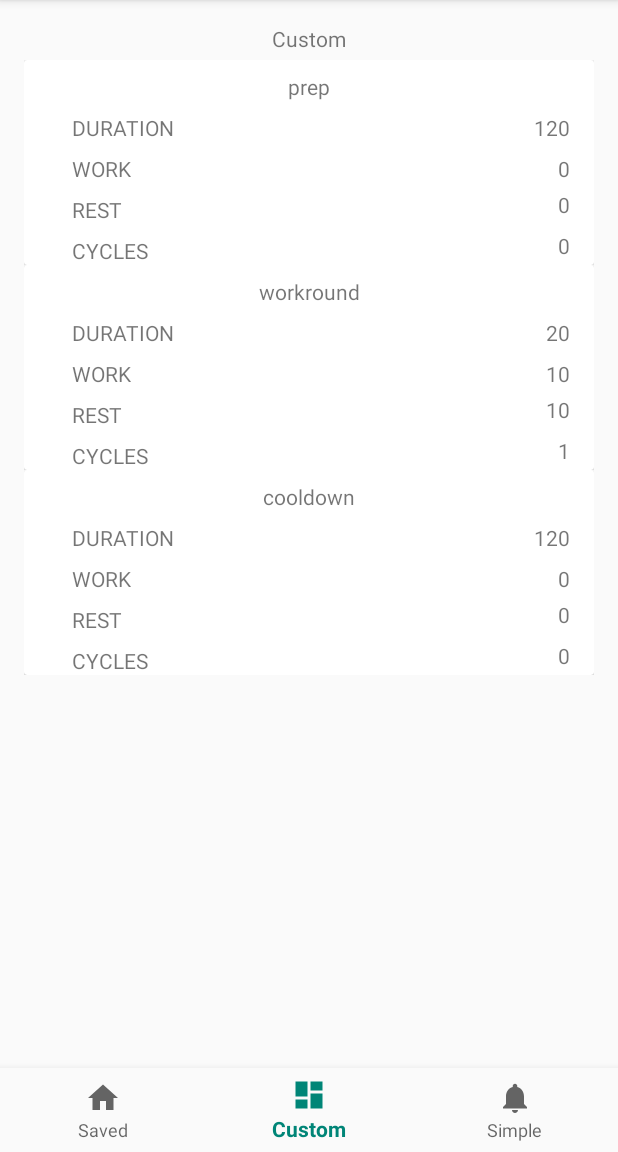
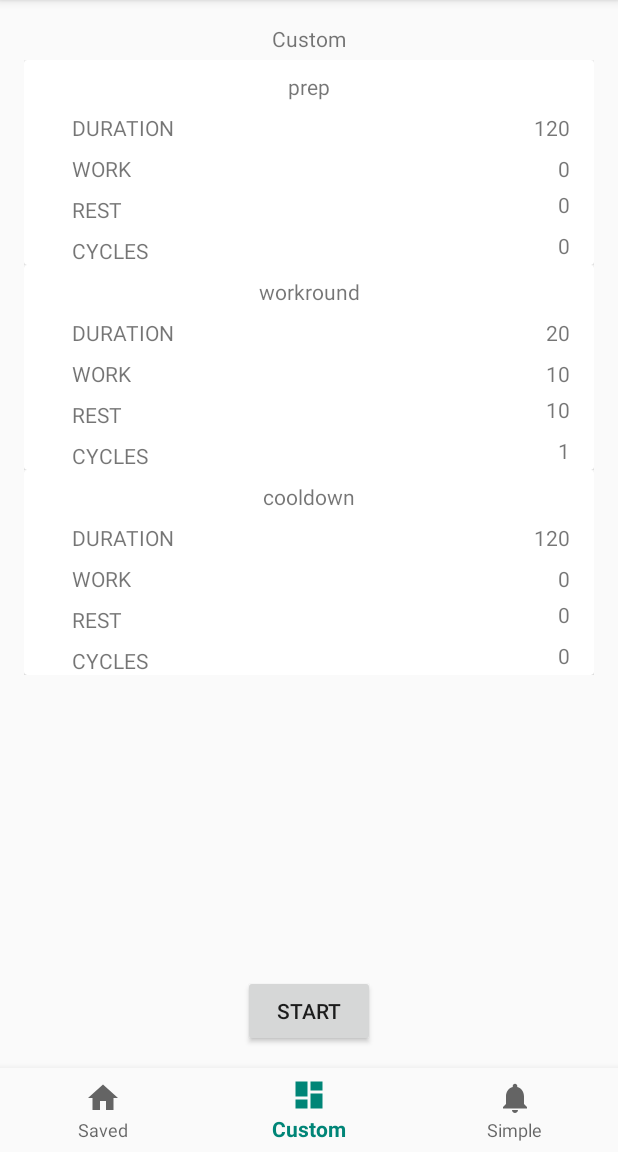
Before and after one commit to Demigod21/HIIT-Timer-Pro, an Android app: the screen it shows after launch (MainActivity), item 2 of the bottom bar chosen, on a phone screen of 412 x 824 dp, the part 84-1236 px from its top. Run offline under Robolectric (Android 15) with nearby library versions, the phone set to English and light mode, and no system bars.

Commit message:
Creata attività Timer, che viene startata dal bottone in Custom Fragment

```diff
--- a/app/src/main/AndroidManifest.xml
+++ b/app/src/main/AndroidManifest.xml
@@ -9,6 +9,8 @@
             android:roundIcon="@mipmap/ic_launcher_round"
             android:supportsRtl="true"
             android:theme="@style/AppTheme">
+        <activity android:name=".Timer">
+        </activity>
         <activity
                 android:name=".MainActivity"
                 android:label="@string/app_name">
--- a/app/src/main/java/com/appdavide/roundtimer/fragment/CustomFragment.kt
+++ b/app/src/main/java/com/appdavide/roundtimer/fragment/CustomFragment.kt
@@ -1,16 +1,19 @@
 package com.appdavide.roundtimer.fragment
 
 
+import android.content.Intent
 import android.os.Bundle
 import android.util.Log
 import androidx.fragment.app.Fragment
 import android.view.LayoutInflater
 import android.view.View
 import android.view.ViewGroup
+import android.widget.Button
 import androidx.recyclerview.widget.LinearLayoutManager
 import androidx.recyclerview.widget.RecyclerView
 
 import com.appdavide.roundtimer.R
+import com.appdavide.roundtimer.Timer
 import com.appdavide.roundtimer.service.RoundRecyclerAdapter
 import javax.sql.DataSource
 
@@ -57,6 +60,14 @@
         Log.d("TAG", "LOG DOPO ADD DATA TO RECYCLER")
 
 
+        val btnStartTimer = vista.findViewById(R.id.btn_start_timer) as Button
+
+        btnStartTimer.setOnClickListener{
+            val context = btnStartTimer.context
+            val intent = Intent(context, Timer::class.java)
+            context.startActivity(intent)
+        }
+
         return vista
 
 
--- a/app/src/main/res/layout/fragment_custom.xml
+++ b/app/src/main/res/layout/fragment_custom.xml
@@ -19,7 +19,16 @@
             android:layout_height="0dp" android:layout_marginTop="32dp"
             app:layout_constraintTop_toTopOf="parent" app:layout_constraintStart_toStartOf="parent"
             android:layout_marginStart="8dp" app:layout_constraintEnd_toEndOf="parent" android:layout_marginEnd="8dp"
-            android:layout_marginBottom="8dp" app:layout_constraintBottom_toBottomOf="parent"
-            android:id="@+id/listaCustom" tools:listitem="@layout/layout_round_list_item"/>
+            android:layout_marginBottom="70dp" app:layout_constraintBottom_toBottomOf="parent"
+            android:id="@+id/listaCustom" tools:listitem="@layout/layout_round_list_item"
+    />
+    <Button
+            android:text="START"
+            android:layout_width="wrap_content"
+            android:layout_height="wrap_content"
+            android:id="@+id/btn_start_timer"
+            app:layout_constraintTop_toBottomOf="@+id/listaCustom" android:layout_marginTop="16dp"
+            app:layout_constraintEnd_toEndOf="parent" android:layout_marginEnd="8dp"
+            app:layout_constraintStart_toStartOf="parent" android:layout_marginStart="8dp"/>
 
 </androidx.constraintlayout.widget.ConstraintLayout>
```
Also changed, not shown: app/src/main/java/com/appdavide/roundtimer/Timer.kt (added, +12 -0 lines), app/src/main/res/layout/activity_timer.xml (added, +19 -0 lines).
